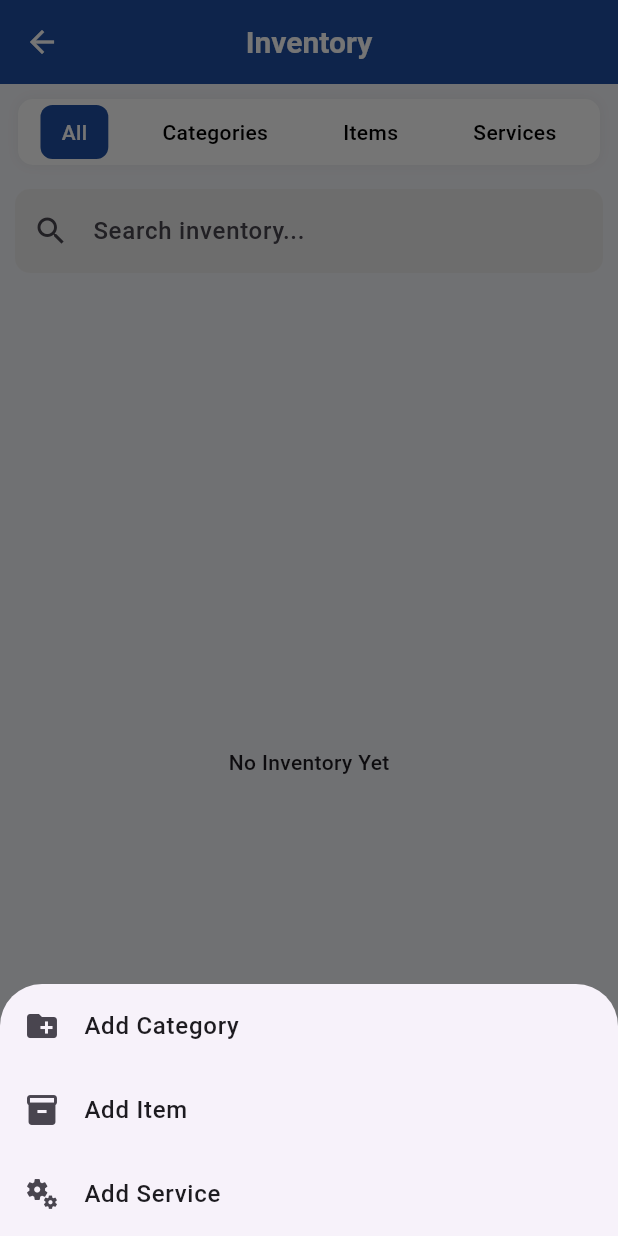
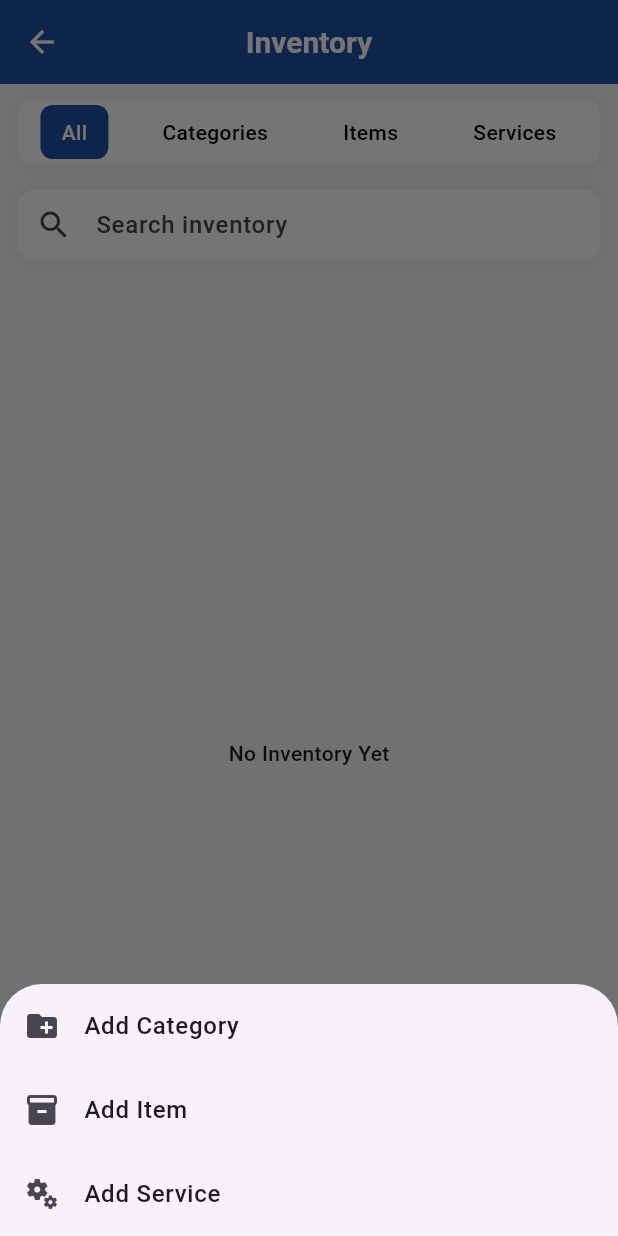
Before and after one commit to ritikkkkkk10/TeentApp, a Flutter app: the InventoryScreen screen opened directly, after a tap on the "add" icon, on a phone screen of 412 x 824 dp. Run offline on Flutter 3.47's test engine with Material 3 defaults, Android fonts, the phone set to English and light mode, and no system bars; our stand-ins replace cloud_firestore, firebase_auth, firebase_core, flutter_image_compress, google_sign_in, image_picker and 3 more; accounts and stored records are empty.

Commit message:
'all' tab in inventory screen ui done

```diff
--- a/lib/features/inventory/screens/inventory_screen.dart
+++ b/lib/features/inventory/screens/inventory_screen.dart
@@ -79,28 +79,34 @@ class _InventoryScreenState extends State<InventoryScreen> {
       child: Column(
         crossAxisAlignment: CrossAxisAlignment.start,
         children: [
-          Row(
-            mainAxisAlignment: MainAxisAlignment.spaceBetween,
-            children: [
+          /// BLUE SECTION TITLE
           Text(
             title,
             style: const TextStyle(
               fontSize: 16,
-                  fontWeight: FontWeight.bold,
+              fontWeight: FontWeight.w600,
+              color: Color(0xFF1E4FA3),
             ),
           ),
-              TextButton(
-                onPressed: () {
-                  setState(() {
-                    filterMode = type;
-                  });
-                },
-                child: const Text("More"),
+
+          const SizedBox(height: 8),
+
+          /// WHITE CARD CONTAINER
+          Container(
+            decoration: BoxDecoration(
+              color: Colors.white,
+              borderRadius: BorderRadius.circular(10),
+              boxShadow: [
+                BoxShadow(
+                  color: Colors.black.withOpacity(0.05),
+                  blurRadius: 6,
                 )
               ],
             ),
-          Column(
-            children: docs.map((doc) {
+            child: Column(
+              children: [
+                /// ITEMS
+                ...docs.map((doc) {
                   final data = doc.data() as Map<String, dynamic>;
 
                   return ListTile(
@@ -147,8 +153,33 @@ class _InventoryScreenState extends State<InventoryScreen> {
                       }
                     },
                   );
-            }).toList(),
-          )
+                }),
+
+                /// DIVIDER BEFORE MORE
+                const Divider(height: 1),
+
+                /// MORE BUTTON INSIDE CARD
+                ListTile(
+                  leading: const Icon(
+                    Icons.arrow_forward,
+                    color: Color(0xFF1E4FA3),
+                  ),
+                  title: const Text(
+                    "More",
+                    style: TextStyle(
+                      color: Color(0xFF1E4FA3),
+                      fontWeight: FontWeight.w500,
+                    ),
+                  ),
+                  onTap: () {
+                    setState(() {
+                      filterMode = type;
+                    });
+                  },
+                ),
+              ],
+            ),
+          ),
         ],
       ),
     );
@@ -405,17 +436,41 @@ class _InventoryScreenState extends State<InventoryScreen> {
 
           /// SEARCH BAR
           Padding(
-            padding: const EdgeInsets.all(10),
+            padding: const EdgeInsets.fromLTRB(12, 10, 12, 6),
+            child: Container(
+              decoration: BoxDecoration(
+                color: Colors.white,
+                borderRadius: BorderRadius.circular(12),
+                boxShadow: [
+                  BoxShadow(
+                    color: Colors.black.withOpacity(0.05),
+                    blurRadius: 6,
+                  )
+                ],
+              ),
               child: TextField(
                 controller: searchController,
                 decoration: InputDecoration(
-                hintText: "Search inventory...",
+                  hintText: "Search inventory",
                   prefixIcon: const Icon(Icons.search),
-                filled: true,
-                fillColor: Colors.grey.shade200,
+                  contentPadding: const EdgeInsets.symmetric(
+                    vertical: 10,
+                    horizontal: 12,
+                  ),
                   border: OutlineInputBorder(
-                  borderRadius: BorderRadius.circular(10),
+                    borderRadius: BorderRadius.circular(12),
                     borderSide: BorderSide.none,
+                  ),
+                  enabledBorder: OutlineInputBorder(
+                    borderRadius: BorderRadius.circular(12),
+                    borderSide: BorderSide.none,
+                  ),
+                  focusedBorder: OutlineInputBorder(
+                    borderRadius: BorderRadius.circular(12),
+                    borderSide: const BorderSide(
+                      color: Color(0xFF1E4FA3),
+                      width: 1,
+                    ),
                   ),
                 ),
                 onChanged: (value) {
@@ -423,6 +478,7 @@ class _InventoryScreenState extends State<InventoryScreen> {
                     searchText = value.toLowerCase();
                   });
                 },
+              ),
             ),
           ),
 
```
Lines whose indentation alone changed are shown as unchanged.
